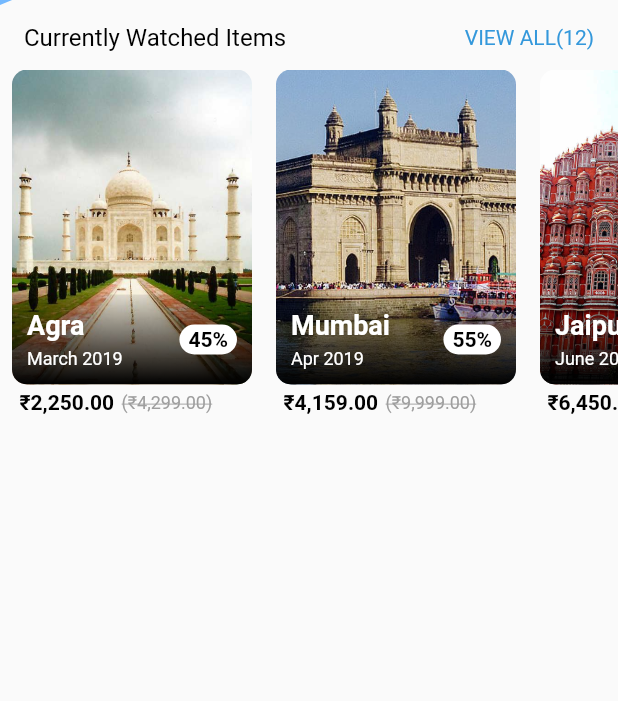
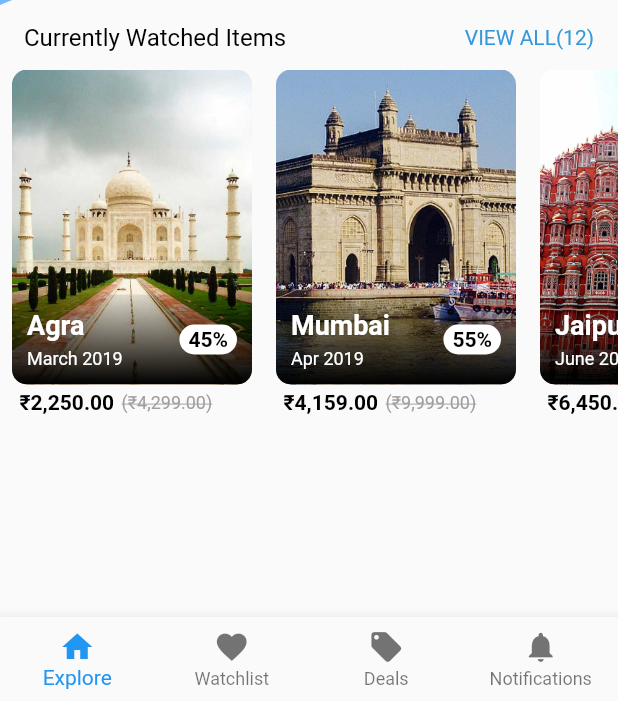
Before and after one commit to eldracode/FlightApp, a Flutter app: the screen it shows after launch, on a phone screen of 412 x 824 dp, the part 535-1236 px from its top. Run offline on Flutter 3.47's test engine with Material 2 defaults, Android fonts, the phone set to English and light mode, and no system bars.

Commit message:
bottom navigation bar added

```diff
--- /dev/null
+++ b/lib/customBottomBar.dart
@@ -0,0 +1,58 @@
+import 'package:flutter/material.dart';
+import 'main.dart';
+
+class customBottomBar extends StatelessWidget {
+  final List<BottomNavigationBarItem> barItems = [];
+  var style = TextStyle(fontWeight: FontWeight.normal, color: Colors.black);
+
+  customBottomBar() {
+    barItems.add(
+      new BottomNavigationBarItem(
+        icon: Icon(Icons.home),
+        backgroundColor: theme.primaryColor,
+        title: Text(
+          'Explore',
+          style: style,
+        ),
+      ),
+    );
+    barItems.add(
+      new BottomNavigationBarItem(
+        icon: Icon(Icons.favorite),
+        backgroundColor: theme.primaryColor,
+        title: Text(
+          'Watchlist',
+          style: style,
+        ),
+      ),
+    );
+    barItems.add(
+      new BottomNavigationBarItem(
+        icon: Icon(Icons.local_offer),
+        backgroundColor: theme.primaryColor,
+        title: Text(
+          'Deals',
+          style: style,
+        ),
+      ),
+    );
+    barItems.add(
+      new BottomNavigationBarItem(
+        icon: Icon(Icons.notifications),
+        backgroundColor: theme.primaryColor,
+        title: Text(
+          'Notifications',
+          style: style,
+        ),
+      ),
+    );
+  }
+
+  @override
+  Widget build(BuildContext context) {
+    return BottomNavigationBar(
+      items: barItems,
+      type: BottomNavigationBarType.fixed,
+    );
+  }
+}
--- a/lib/main.dart
+++ b/lib/main.dart
@@ -1,6 +1,7 @@
 import 'CustomShapeClipper.dart';
 import 'package:flutter/material.dart';
 import 'package:intl/intl.dart';
+import 'customBottomBar.dart';
 
 void main() => runApp(new MaterialApp(
       title: 'Flight List Mock up',
@@ -12,11 +13,15 @@ class HomeScreen extends StatelessWidget {
   @override
   Widget build(BuildContext context) {
     return new Scaffold(
-      body: new Column(
-        children: <Widget>[
-          HomeScreenTopPart(),
-          HomeScreenBottomPart,
-        ],
+      bottomNavigationBar: customBottomBar(),
+      body: SingleChildScrollView(
+        scrollDirection: Axis.vertical,
+        child: new Column(
+          children: <Widget>[
+            HomeScreenTopPart(),
+            HomeScreenBottomPart,
+          ],
+        ),
       ),
     );
   }
```
Also changed, not shown: flutter_03.png (added), flutter_04.png (added).
